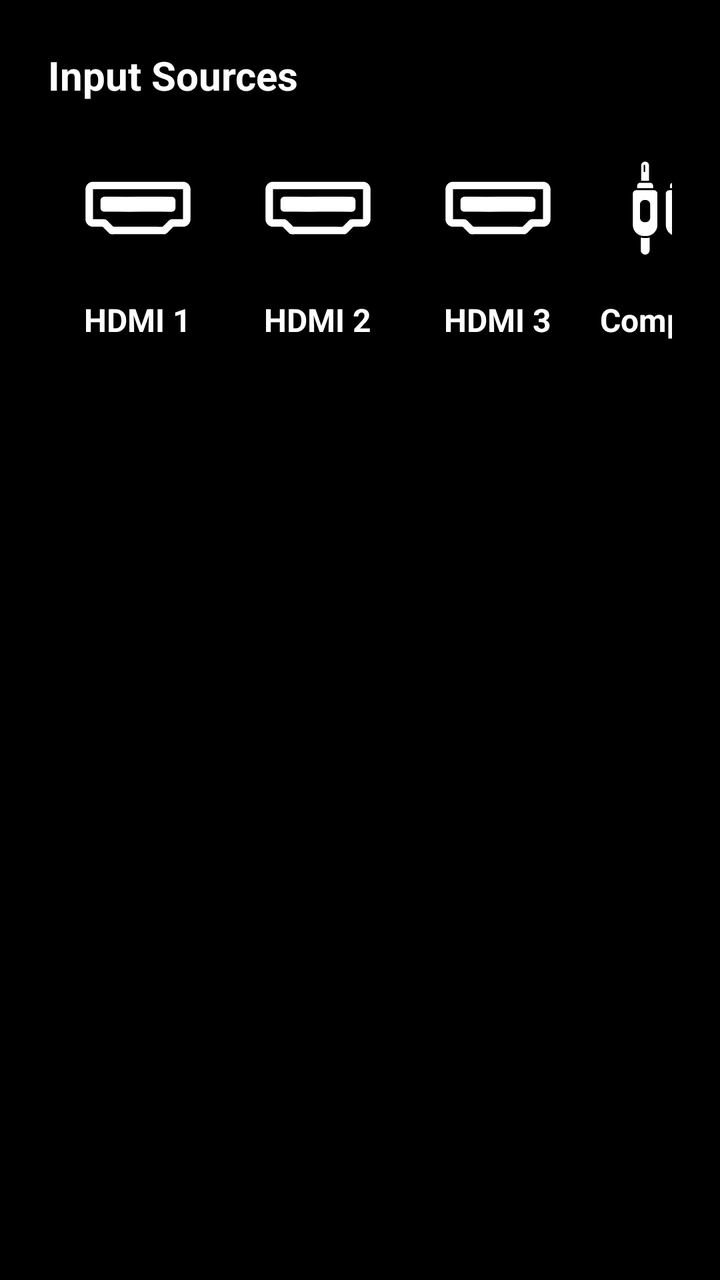
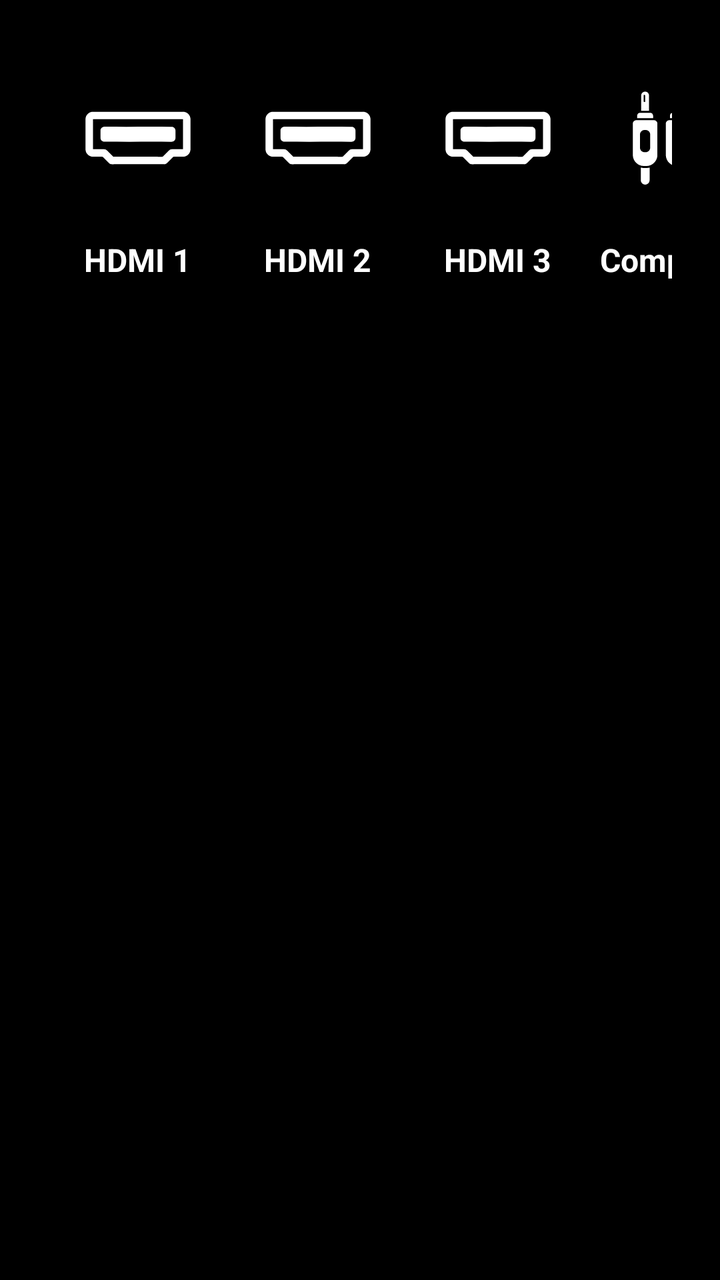

The first picture is an Android layout as it rendered before a commit; the second is the same layout after the commit. The layout source and the unified diff follow.
<!-- AndroidManifest.xml: application theme AppTheme -->
<!-- res/layout/dialog_input.xml -->
<?xml version="1.0" encoding="utf-8"?>
<androidx.core.widget.NestedScrollView xmlns:android="http://schemas.android.com/apk/res/android"
    android:layout_width="match_parent"
    android:layout_height="wrap_content"
    android:fillViewport="true"
    android:padding="24dp">

    <LinearLayout
        android:layout_width="match_parent"
        android:layout_height="wrap_content"
        android:orientation="vertical">

        <TextView
            android:id="@+id/title"
            android:layout_width="wrap_content"
            android:layout_height="wrap_content"
            android:layout_marginBottom="8dp"
            android:text="Input Sources"
            android:textColor="@color/white"
            android:textSize="20sp"
            android:textStyle="bold" />

        <TableLayout
            android:layout_width="match_parent"
            android:layout_height="match_parent">

            <TableRow
                android:layout_width="match_parent"
                android:layout_height="match_parent">

                <TextView
                    android:layout_width="0dp"
                    android:layout_height="wrap_content"
                    android:layout_weight="1" />

                <ImageView
                    android:id="@+id/tvHDMI1"
                    android:layout_width="90dp"
                    android:layout_height="90dp"
                    android:background="@drawable/selector_home"
                    android:clickable="true"
                    android:focusable="true"
                    android:focusableInTouchMode="true"
                    android:padding="15dp"
                    android:src="@drawable/input_hdmi"
                    android:tag="hmTop" />

                <TextView
                    android:layout_width="0dp"
                    android:layout_height="wrap_content"
                    android:layout_weight="1" />

                <ImageView
                    android:id="@+id/tvHDMI2"
                    android:layout_width="90dp"
                    android:layout_height="90dp"
                    android:background="@drawable/selector_home"
                    android:clickable="true"
                    android:focusable="true"
                    android:focusableInTouchMode="true"
                    android:padding="15dp"
                    android:src="@drawable/input_hdmi"
                    android:tag="hmTop" />

                <TextView
                    android:layout_width="0dp"
                    android:layout_height="wrap_content"
                    android:layout_weight="1" />

                <ImageView
                    android:id="@+id/tvHDMI3"
                    android:layout_width="90dp"
                    android:layout_height="90dp"
                    android:background="@drawable/selector_home"
                    android:clickable="true"
                    android:focusable="true"
                    android:focusableInTouchMode="true"
                    android:padding="15dp"
                    android:src="@drawable/input_hdmi"
                    android:tag="hmTop" />

                <TextView
                    android:layout_width="0dp"
                    android:layout_height="wrap_content"
                    android:layout_weight="1" />

                <ImageView
                    android:id="@+id/tvAV"
                    android:layout_width="90dp"
                    android:layout_height="90dp"
                    android:background="@drawable/selector_home"
                    android:clickable="true"
                    android:focusable="true"
                    android:focusableInTouchMode="true"
                    android:padding="20dp"
                    android:src="@drawable/input_composite"
                    android:tag="hmTop" />

                <TextView
                    android:layout_width="0dp"
                    android:layout_height="wrap_content"
                    android:layout_weight="1" />

            </TableRow>

            <TableRow
                android:layout_width="match_parent"
                android:layout_height="match_parent">

                <TextView
                    android:layout_width="0dp"
                    android:layout_height="wrap_content"
                    android:layout_weight="1" />

                <TextView
                    android:layout_width="wrap_content"
                    android:layout_height="wrap_content"
                    android:layout_gravity="center|top"
                    android:text="HDMI 1"
                    android:textColor="@color/white"
                    android:textSize="16sp"
                    android:textStyle="bold" />

                <TextView
                    android:layout_width="0dp"
                    android:layout_height="wrap_content"
                    android:layout_weight="1" />

                <TextView
                    android:layout_width="wrap_content"
                    android:layout_height="wrap_content"
                    android:layout_gravity="center|top"
                    android:text="HDMI 2"
                    android:textColor="@color/white"
                    android:textSize="16sp"
                    android:textStyle="bold" />

                <TextView
                    android:layout_width="0dp"
                    android:layout_height="wrap_content"
                    android:layout_weight="1" />

                <TextView
                    android:layout_width="wrap_content"
                    android:layout_height="wrap_content"
                    android:layout_gravity="center|top"
                    android:text="HDMI 3"
                    android:textColor="@color/white"
                    android:textSize="16sp"
                    android:textStyle="bold" />

                <TextView
                    android:layout_width="0dp"
                    android:layout_height="wrap_content"
                    android:layout_weight="1" />

                <TextView
                    android:layout_width="wrap_content"
                    android:layout_height="wrap_content"
                    android:layout_gravity="center|top"
                    android:text="Composite"
                    android:textColor="@color/white"
                    android:textSize="16sp"
                    android:textStyle="bold" />

                <TextView
                    android:layout_width="0dp"
                    android:layout_height="wrap_content"
                    android:layout_weight="1" />

            </TableRow>

        </TableLayout>

    </LinearLayout>
</androidx.core.widget.NestedScrollView>
<!-- resources referenced by this layout -->
<resources>
  <color name="white">#FFFFFF</color>
  <!-- drawable input_composite: vector/xml drawable (drawable, 6335 chars, omitted) -->
  <!-- drawable input_hdmi: vector/xml drawable (drawable, 2062 chars, omitted) -->
  <!-- drawable selector_home (drawable) -->
  <?xml version="1.0" encoding="utf-8"?>
  <ripple xmlns:android="http://schemas.android.com/apk/res/android"
      android:color="@color/accent_40">
      <item>
          <selector>
              <item
                  android:state_focused="true"
                  android:state_pressed="true">
                  <shape>
                      <corners android:radius="60dp" />
                      <solid android:color="@color/accent_40" />
                  </shape>
              </item>
              <item
                  android:state_focused="false"
                  android:state_pressed="true">
                  <shape>
                      <corners android:radius="60dp" />
                      <solid android:color="@color/accent_40" />
                  </shape>
              </item>
              <item android:state_focused="true">
                  <shape>
                      <corners android:radius="60dp" />
                      <solid android:color="@color/accent_40" />
                  </shape>
              </item>
              <item
                  android:state_focused="false"
                  android:state_pressed="false">
                  <shape>
                      <corners android:radius="60dp" />
                      <solid android:color="@android:color/transparent" />
                  </shape>
              </item>
          </selector>
      </item>
  </ripple>
  <style name="AppTheme" parent="BaseTheme" />
  <color name="accent_40">#66D81F26</color>
  <style name="BaseTheme" parent="Theme.MaterialComponents.Light.NoActionBar">
          <item name="colorPrimary">@color/primary</item>
          <item name="colorPrimaryDark">@color/primaryDark</item>
          <item name="colorAccent">@color/accent</item>
          
          
          <item name="android:windowBackground">@color/black</item>
          <item name="android:windowTranslucentStatus">true</item>
          <item name="android:windowTranslucentNavigation">true</item>
      </style>
  <color name="primary">@color/black</color>
  <color name="primaryDark">@color/black</color>
  <color name="accent">#D81F26</color>
  <color name="black">#000000</color>
</resources>

<!-- the commit's change to res/layout/dialog_input.xml (unified diff, before → after) -->
@@ -9,16 +9,6 @@
         android:layout_width="match_parent"
         android:layout_height="wrap_content"
         android:orientation="vertical">
-
-        <TextView
-            android:id="@+id/title"
-            android:layout_width="wrap_content"
-            android:layout_height="wrap_content"
-            android:layout_marginBottom="8dp"
-            android:text="Input Sources"
-            android:textColor="@color/white"
-            android:textSize="20sp"
-            android:textStyle="bold" />
 
         <TableLayout
             android:layout_width="match_parent"
@@ -105,7 +95,8 @@
 
             <TableRow
                 android:layout_width="match_parent"
-                android:layout_height="match_parent">
+                android:layout_height="match_parent"
+                android:layout_marginTop="5dp">
 
                 <TextView
                     android:layout_width="0dp"
